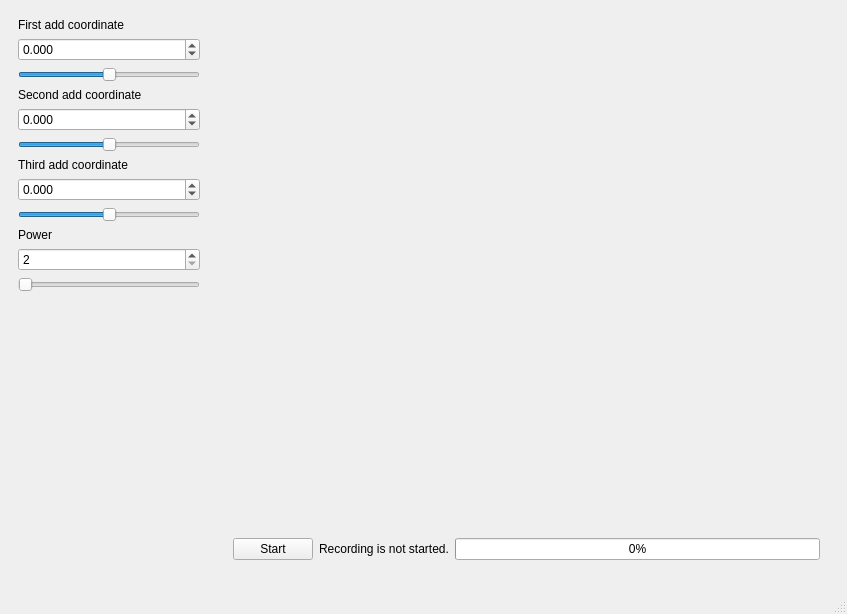
This is mainwindow.ui in Constantor/fractals3d as Qt 5 draws it before an edit. The edited form follows.
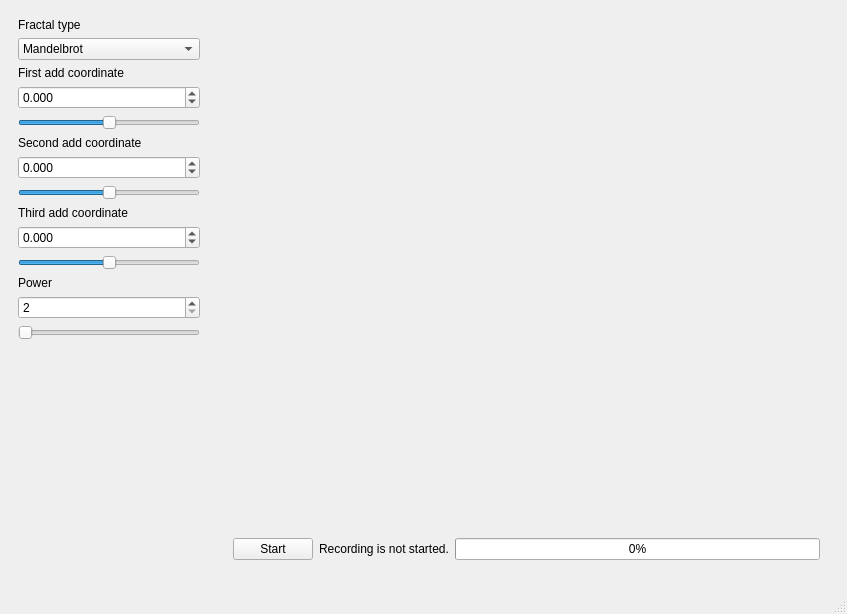
This is the edited form. Custom widgets are drawn as their Qt base class.

Commit message: Added GUI for type choosing

What changed in the file:
```diff
--- a/mainwindow.ui
+++ b/mainwindow.ui
@@ -30,6 +30,37 @@
        </size>
       </property>
       <layout class="QVBoxLayout" name="verticalLayout">
+       <item>
+        <widget class="QLabel" name="typeLabel">
+         <property name="text">
+          <string>Fractal type</string>
+         </property>
+        </widget>
+       </item>
+       <item>
+        <widget class="QComboBox" name="comboBox">
+         <item>
+          <property name="text">
+           <string>Mandelbrot</string>
+          </property>
+         </item>
+         <item>
+          <property name="text">
+           <string>Psycho</string>
+          </property>
+         </item>
+         <item>
+          <property name="text">
+           <string>Another</string>
+          </property>
+         </item>
+         <item>
+          <property name="text">
+           <string>Flower</string>
+          </property>
+         </item>
+        </widget>
+       </item>
        <item>
         <widget class="QLabel" name="firstCoordLabel">
          <property name="text">
```
The commit also changes 1 other file.
